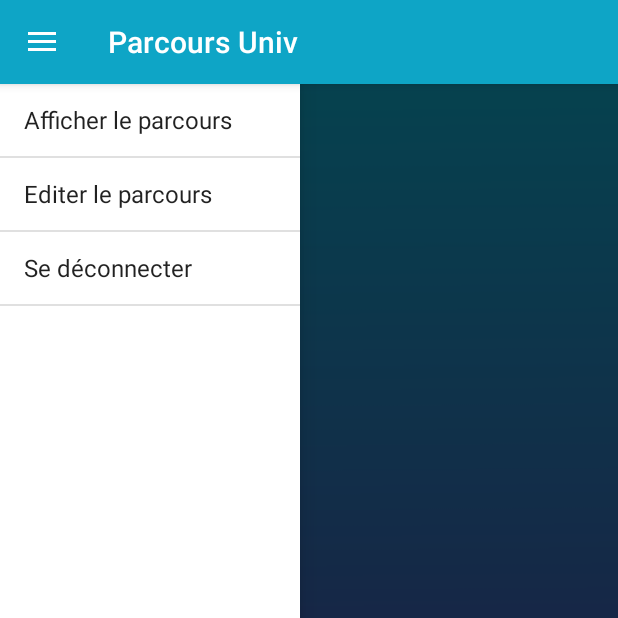
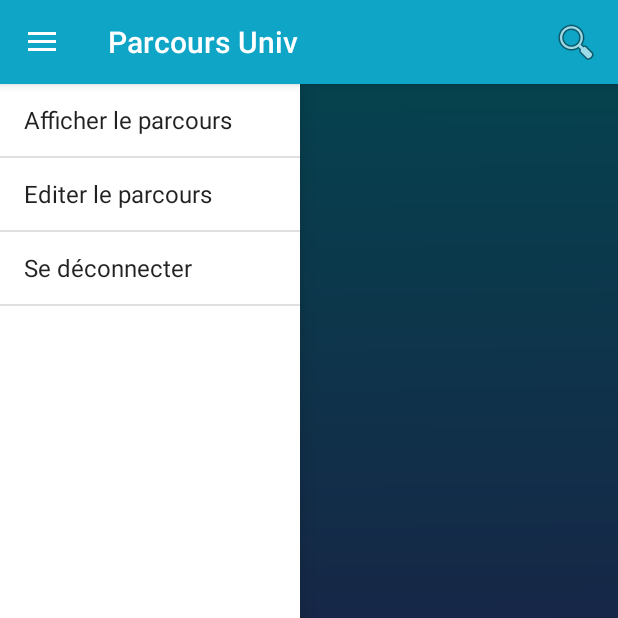
Before and after one commit to ETS-Android2/Android_Application_L3, an Android app: the SemestersListActivity screen opened directly, with no data from a screen before it, with the side drawer open, on a phone screen of 412 x 824 dp, the top half of it. Run offline under Robolectric (Android 15) with nearby library versions, the phone set to English and light mode, and no system bars; libraries missing offline, so code that uses them is left out: com.loopj.android, cz.msebera.android; 1 statement that could not run was skipped.

Commit message:
Ajoute Loupe
#55

```diff
--- a/Android/app/src/main/AndroidManifest.xml
+++ b/Android/app/src/main/AndroidManifest.xml
@@ -3,6 +3,7 @@
     package="fr.info.pl2020">
 
     <uses-permission android:name="android.permission.INTERNET" />
+    <uses-permission android:name="android.permission.ACCESS_NETWORK_STATE" />
 
     <application
         android:allowBackup="true"
--- a/Android/app/src/main/java/fr/info/pl2020/activity/LoginActivity.java
+++ b/Android/app/src/main/java/fr/info/pl2020/activity/LoginActivity.java
@@ -3,6 +3,7 @@ package fr.info.pl2020.activity;
 import android.content.Intent;
 import android.os.Bundle;
 import android.os.Handler;
+import android.view.Menu;
 import android.view.View;
 import android.widget.EditText;
 import android.widget.TextView;
@@ -41,6 +42,7 @@ public class LoginActivity extends AppCompatActivity {
         this.registerView = findViewById(R.id.register);
         registerView.setOnClickListener(v -> startActivity(new Intent(LoginActivity.this, RegisterActivity.class)));
     }
+
 
     @Override
     protected void onResume() {
--- a/Android/app/src/main/java/fr/info/pl2020/activity/SemestersListActivity.java
+++ b/Android/app/src/main/java/fr/info/pl2020/activity/SemestersListActivity.java
@@ -2,6 +2,7 @@ package fr.info.pl2020.activity;
 
 import android.os.Bundle;
 import android.os.Handler;
+import android.view.Menu;
 import android.view.MenuItem;
 import android.view.View;
 import android.widget.AdapterView;
@@ -47,6 +48,16 @@ public class SemestersListActivity extends AppCompatActivity {
         addDrawerItems();
         onItemClick();
     }
+
+//begin loupe
+    @Override
+    public boolean onCreateOptionsMenu(Menu menu) {
+
+        getMenuInflater().inflate(R.menu.options_menu, menu);
+
+        return super.onCreateOptionsMenu(menu);
+    }
+//end loupe
 
     @Override
     protected void onResume() {
--- /dev/null
+++ b/Android/app/src/main/res/drawable/ic_search.xml
@@ -0,0 +1,4 @@
+<?xml version="1.0" encoding="utf-8"?>
+<selector xmlns:android="http://schemas.android.com/apk/res/android">
+
+</selector>
--- /dev/null
+++ b/Android/app/src/main/res/menu/options_menu.xml
@@ -0,0 +1,13 @@
+<?xml version="1.0" encoding="utf-8"?>
+<menu xmlns:app="http://schemas.android.com/apk/res-auto"
+    xmlns:android="http://schemas.android.com/apk/res/android">
+    <item
+        android:id="@+id/search"
+        android:checkable="true"
+        android:enabled="true"
+        android:icon="@android:drawable/ic_menu_search"
+        android:title="@string/search_title"
+        android:visible="true"
+        app:actionViewClass="android.widget.SearchView"
+        app:showAsAction="ifRoom|collapseActionView" />
+</menu>
--- a/Android/app/src/main/res/values/strings.xml
+++ b/Android/app/src/main/res/values/strings.xml
@@ -20,4 +20,6 @@
     <string name="title_teachingunit_list">TeachingUnits</string>
     <string name="drawer_open">Open navigation drawer</string>
     <string name="drawer_close">Close navigation drawer</string>
+    <string name="search_title">Search Title</string>
+    <string name="action_search_title">Action Search Title</string>
 </resources>
```
Also changed, not shown: Android/app/src/main/java/fr/info/pl2020/activity/TeachingUnitListActivity.java (+13 -0 lines).
